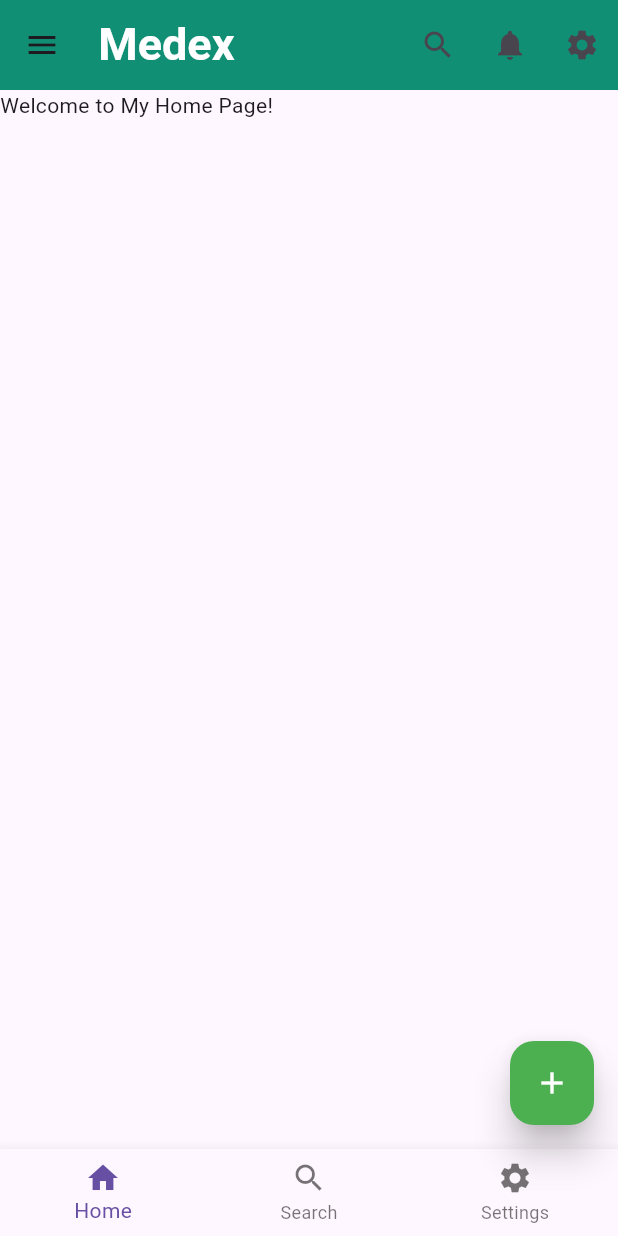
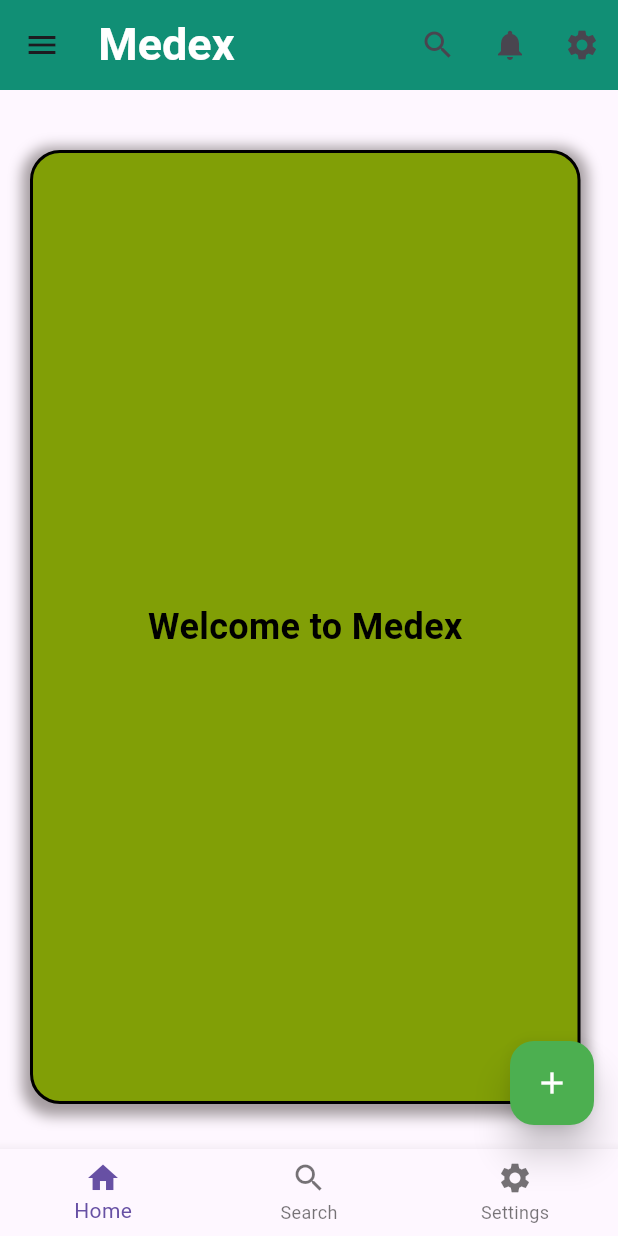
Before and after one commit to Sazzadhosen10/exercise, a Flutter app: the screen it shows after launch, on a phone screen of 412 x 824 dp. Run offline on Flutter 3.47's test engine with Material 3 defaults, Android fonts, the phone set to English and light mode, and no system bars.

```diff
--- a/lib/main.dart
+++ b/lib/main.dart
@@ -1,5 +1,4 @@
 import 'package:flutter/material.dart';
-
 void main() {
   runApp(const MyApp());
 }
@@ -164,7 +163,105 @@ class MyHomePage extends StatelessWidget {
           ],
         ),
       ),
-      body: Text('Welcome to My Home Page!'),
+      endDrawer: Drawer(
+        child: ListView(
+         padding: EdgeInsets.zero,
+          children: [
+            DrawerHeader(
+               padding: EdgeInsets.all(0),
+
+              child:UserAccountsDrawerHeader(
+                margin: EdgeInsets.all(0),
+                 decoration: BoxDecoration(
+                color: const Color.fromARGB(255, 5, 123, 45),
+              ),
+                accountName: Text(
+                  'John Doe',
+                  style: TextStyle(
+                    color: Colors.white,
+                    fontSize: 24,
+                    fontWeight: FontWeight.bold,
+                  ),
+                ),
+                accountEmail: Text('sazzad@gmail.com',
+                  style: TextStyle(
+                    color: Colors.white,
+                    fontSize: 16,
+                  ),
+                ),
+                currentAccountPicture:CircleAvatar(child: Image.network('https://static.vecteezy.com/system/resources/thumbnails/048/044/665/small/portrait-of-happy-smiling-young-businessman-isolated-on-transparent-background-png.png'),)
+
+              ),
+            ),
+            ListTile(
+              leading: Icon(Icons.person),
+              title: Text('Profile'),
+              onTap: () {
+                MySnackBar("Profile", context);
+              },
+            ),
+            ListTile(
+              leading: Icon(Icons.home),
+              title: Text('Home'),
+              onTap: () {
+                MySnackBar("Home", context);
+              },
+            ),
+            ListTile(
+              leading: Icon(Icons.settings),
+              title: Text('Settings'),
+              onTap: () {
+                MySnackBar("Settings", context);
+              },
+            ),
+            ListTile(
+              leading: Icon(Icons.logout),
+              title: Text('Logout'),
+              onTap: () {
+                 MySnackBar("Logout", context);
+              },
+            ),
+          ],
+        ),
+      ),
+      body: Container(
+        //color: const Color.fromARGB(255, 144, 144, 5),
+        alignment: Alignment.center,
+        margin: EdgeInsets.fromLTRB(20, 40, 25, 30),
+        padding: EdgeInsets.all(20),
+           decoration: BoxDecoration(
+          color: const Color.fromARGB(255, 129, 159, 6),
+          border: Border.all(
+            color: Colors.black,
+            width: 2,
+          ),
+          borderRadius: BorderRadius.circular(20),
+          boxShadow: [
+            BoxShadow(
+              color: const Color.fromARGB(255, 74, 65, 65).withOpacity(0.5),
+              spreadRadius: 5,
+              blurRadius: 7,
+              offset: Offset(0, 3), // changes position of shadow
+            ),
+          ],
+        ),
+          child:
+           Text(
+            'Welcome to Medex',
+            style: TextStyle(
+              fontSize: 24,
+              fontWeight: FontWeight.bold,
+              color: Colors.black,
+            ),
+          ),
+
+
+
+
+
+      ),
+
+
     );
   }
 }
```
